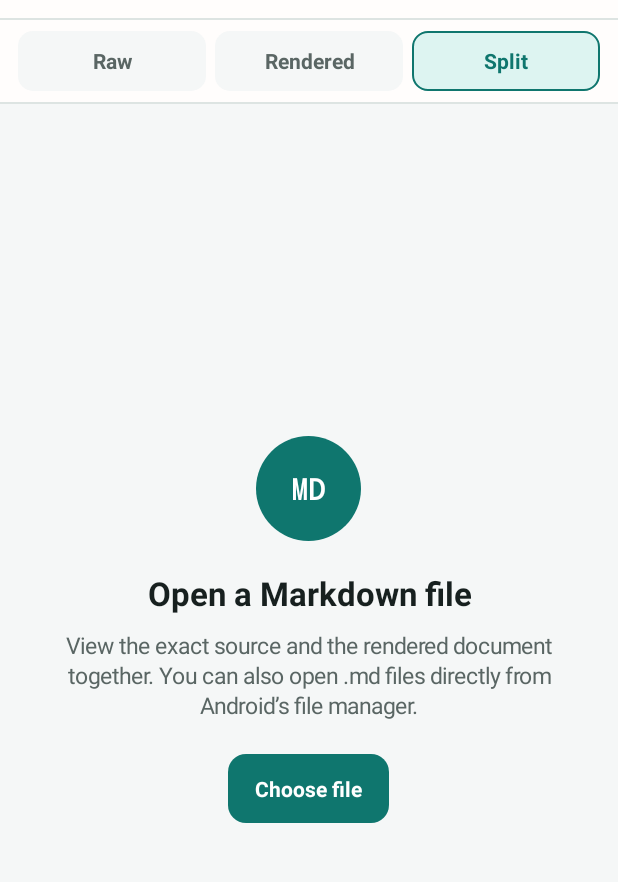
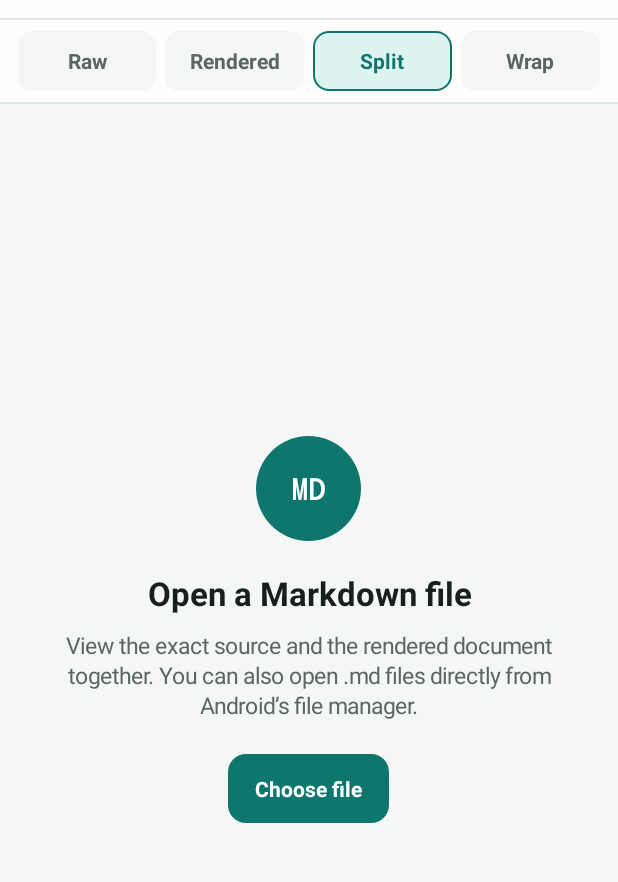
Before and after one commit to alexeygrigorev/MD-view, an Android app: the screen it shows after launch (MainActivity), on a phone screen of 412 x 824 dp, the part 81-963 px from its top. Run offline under Robolectric (Android 15) with nearby library versions, the phone set to English and light mode, and no system bars.

Commit message:
Add persistent Raw word-wrap option

```diff
--- a/app/src/main/java/dev/mdview/app/MainActivity.java
+++ b/app/src/main/java/dev/mdview/app/MainActivity.java
@@ -52,11 +52,14 @@ public final class MainActivity extends Activity {
     private static final int MAX_RAW_RECOVERY_CHARS = 500_000;
     private static final int MAX_SAVED_TEXT_BYTES = 384 * 1024;
     private static final String PREVIEW_BASE_URL = "https://mdview.invalid/";
+    private static final String PREFERENCES_NAME = "md_view_preferences";
+    private static final String PREFERENCE_RAW_WORD_WRAP = "raw_word_wrap";
 
     private static final String STATE_MODE = "mode";
     private static final String STATE_URI = "uri";
     private static final String STATE_NAME = "name";
     private static final String STATE_TEXT = "text";
+    private static final String STATE_RAW_WORD_WRAP = "raw_word_wrap";
 
     private enum Mode {
         RAW,
@@ -95,6 +98,7 @@ public final class MainActivity extends Activity {
     private TextView rawModeButton;
     private TextView renderedModeButton;
     private TextView splitModeButton;
+    private TextView rawWrapButton;
 
     private Mode currentMode = Mode.SPLIT;
     private String currentUriString;
@@ -104,6 +108,7 @@ public final class MainActivity extends Activity {
     private boolean documentLoaded;
     private boolean rawWebViewAvailable = true;
     private boolean webPreviewAvailable = true;
+    private boolean rawWordWrap;
     private String nativePreviewReason;
     private MarkdownRenderer.RenderResult currentRenderResult;
 
@@ -112,6 +117,11 @@ public final class MainActivity extends Activity {
         super.onCreate(savedInstanceState);
         loadThemeColors();
         configureSystemBars();
+        rawWordWrap = getSharedPreferences(PREFERENCES_NAME, MODE_PRIVATE)
+                .getBoolean(PREFERENCE_RAW_WORD_WRAP, false);
+        if (savedInstanceState != null) {
+            rawWordWrap = savedInstanceState.getBoolean(STATE_RAW_WORD_WRAP, rawWordWrap);
+        }
         buildInterface();
 
         if (savedInstanceState != null) {
@@ -146,6 +156,7 @@ public final class MainActivity extends Activity {
         outState.putString(STATE_MODE, currentMode.name());
         outState.putString(STATE_URI, currentUriString);
         outState.putString(STATE_NAME, currentName);
+        outState.putBoolean(STATE_RAW_WORD_WRAP, rawWordWrap);
 
         if (currentUriString == null && currentMarkdown != null && currentByteCount <= MAX_SAVED_TEXT_BYTES) {
             outState.putString(STATE_TEXT, currentMarkdown);
@@ -334,6 +345,7 @@ public final class MainActivity extends Activity {
         rawModeButton = createModeButton("Raw", Mode.RAW);
         renderedModeButton = createModeButton("Rendered", Mode.RENDERED);
         splitModeButton = createModeButton("Split", Mode.SPLIT);
+        rawWrapButton = createRawWrapButton();
 
         LinearLayout.LayoutParams buttonParams = new LinearLayout.LayoutParams(
                 0,
@@ -350,7 +362,15 @@ public final class MainActivity extends Activity {
         );
         renderedParams.setMarginEnd(dp(6));
         modeBar.addView(renderedModeButton, renderedParams);
-        modeBar.addView(splitModeButton, new LinearLayout.LayoutParams(0, dp(40), 1f));
+
+        LinearLayout.LayoutParams splitParams = new LinearLayout.LayoutParams(
+                0,
+                dp(40),
+                1f
+        );
+        splitParams.setMarginEnd(dp(6));
+        modeBar.addView(splitModeButton, splitParams);
+        modeBar.addView(rawWrapButton, new LinearLayout.LayoutParams(0, dp(40), 1f));
 
         updateModeButtons();
         return modeBar;
@@ -368,6 +388,23 @@ public final class MainActivity extends Activity {
         button.setOnClickListener(view -> setMode(mode));
         if (Build.VERSION.SDK_INT >= Build.VERSION_CODES.O) {
             button.setTooltipText(text + " view");
+        }
+        return button;
+    }
+
+    private TextView createRawWrapButton() {
+        TextView button = new TextView(this);
+        button.setText("Wrap");
+        button.setTextSize(14);
+        button.setTypeface(Typeface.DEFAULT, Typeface.BOLD);
+        button.setGravity(Gravity.CENTER);
+        button.setPadding(dp(8), 0, dp(8), 0);
+        button.setClickable(true);
+        button.setFocusable(true);
+        button.setOnClickListener(view -> toggleRawWordWrap());
+        button.setContentDescription("Raw word wrap " + (rawWordWrap ? "on" : "off"));
+        if (Build.VERSION.SDK_INT >= Build.VERSION_CODES.O) {
+            button.setTooltipText("Toggle Raw word wrap");
         }
         return button;
     }
@@ -446,7 +483,8 @@ public final class MainActivity extends Activity {
         raw.setTextIsSelectable(true);
         raw.setBreakStrategy(Layout.BREAK_STRATEGY_SIMPLE);
         raw.setHyphenationFrequency(Layout.HYPHENATION_FREQUENCY_NONE);
-        raw.setHorizontallyScrolling(true);
+        raw.setSingleLine(false);
+        raw.setHorizontallyScrolling(!rawWordWrap);
         raw.setHorizontalScrollBarEnabled(false);
         raw.setVerticalScrollBarEnabled(false);
         raw.setMovementMethod(ScrollingMovementMethod.getInstance());
@@ -730,6 +768,7 @@ public final class MainActivity extends Activity {
         styleModeButton(rawModeButton, currentMode == Mode.RAW);
         styleModeButton(renderedModeButton, currentMode == Mode.RENDERED);
         styleModeButton(splitModeButton, currentMode == Mode.SPLIT);
+        updateRawWrapButton();
     }
 
     private void styleModeButton(TextView button, boolean selected) {
@@ -744,6 +783,39 @@ public final class MainActivity extends Activity {
                 accentColor
         ));
         button.setSelected(selected);
+    }
+
+    private void toggleRawWordWrap() {
+        rawWordWrap = !rawWordWrap;
+        getSharedPreferences(PREFERENCES_NAME, MODE_PRIVATE)
+                .edit()
+                .putBoolean(PREFERENCE_RAW_WORD_WRAP, rawWordWrap)
+                .apply();
+        updateRawWrapButton();
+        applyRawFallbackWordWrap();
+
+        if (documentLoaded && currentMarkdown != null) {
+            setRawTextSafely(currentMarkdown);
+        }
+        showToast(rawWordWrap ? "Raw word wrap is on." : "Raw word wrap is off.");
+    }
+
+    private void updateRawWrapButton() {
+        if (rawWrapButton == null) {
+            return;
+        }
+        styleModeButton(rawWrapButton, rawWordWrap);
+        rawWrapButton.setContentDescription("Raw word wrap " + (rawWordWrap ? "on" : "off"));
+    }
+
+    private void applyRawFallbackWordWrap() {
+        if (rawTextView == null) {
+            return;
+        }
+        rawTextView.setSingleLine(false);
+        rawTextView.setHorizontallyScrolling(!rawWordWrap);
+        rawTextView.requestLayout();
+        rawTextView.invalidate();
     }
 
     private void applyMode() {
@@ -978,13 +1050,19 @@ public final class MainActivity extends Activity {
     }
 
     private void setRawTextSafely(String source) {
+        applyRawFallbackWordWrap();
         if (rawWebViewAvailable && rawWebView != null) {
             try {
                 rawTextView.setVisibility(View.GONE);
                 rawWebView.setVisibility(View.VISIBLE);
                 rawWebView.loadDataWithBaseURL(
                         PREVIEW_BASE_URL,
-                        RawSourceRenderer.toHtmlDocument(source, paneSurfaceColor, textPrimaryColor),
+                        RawSourceRenderer.toHtmlDocument(
+                                source,
+                                paneSurfaceColor,
+                                textPrimaryColor,
+                                rawWordWrap
+                        ),
                         "text/html",
                         StandardCharsets.UTF_8.name(),
                         null
@@ -1000,6 +1078,7 @@ public final class MainActivity extends Activity {
 
     private void showRawTextFallback(String source) {
         String safeSource = source == null ? "" : source;
+        applyRawFallbackWordWrap();
         try {
             rawTextView.setText(safeSource);
         } catch (RuntimeException | LinkageError | OutOfMemoryError error) {
```
